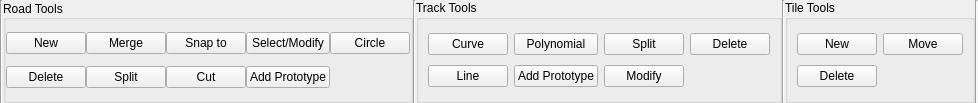
Before: the Qt Designer form src/OpenCOVER/DrivingSim/oddlot/src/gui/tools/TrackRibbon.ui in hlrs-vis/covise, drawn with Qt 5.
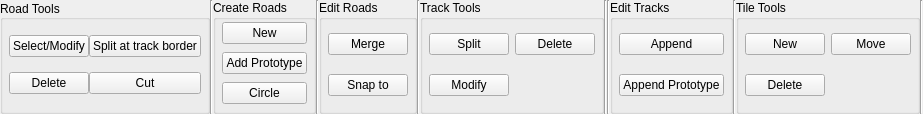
After: the same form once the commit is applied.

Commit message: ODDLOT: Remember project editor state, popup dialog box for parameter input (road link editor, type editor, track editor, lane editor, junction editor covered), bug fixes

Diff of the .ui file:
```diff
--- a/src/OpenCOVER/DrivingSim/oddlot/src/gui/tools/TrackRibbon.ui
+++ b/src/OpenCOVER/DrivingSim/oddlot/src/gui/tools/TrackRibbon.ui
@@ -7,7 +7,7 @@
     <x>0</x>
     <y>0</y>
     <width>915</width>
-    <height>103</height>
+    <height>114</height>
    </rect>
   </property>
   <property name="minimumSize">
@@ -35,13 +35,6 @@
    <property name="bottomMargin">
     <number>0</number>
    </property>
-   <item>
-    <widget class="Line" name="line_4">
-     <property name="orientation">
-      <enum>Qt::Vertical</enum>
-     </property>
-    </widget>
-   </item>
    <item>
     <widget class="QGroupBox" name="roadBox">
      <property name="sizePolicy">
@@ -64,16 +57,16 @@
      </property>
      <layout class="QGridLayout" name="gridLayout">
       <property name="leftMargin">
-       <number>0</number>
+       <number>6</number>
       </property>
       <property name="topMargin">
        <number>0</number>
       </property>
       <property name="rightMargin">
-       <number>0</number>
+       <number>6</number>
       </property>
       <property name="bottomMargin">
-       <number>0</number>
+       <number>2</number>
       </property>
       <property name="spacing">
        <number>0</number>
@@ -88,58 +81,6 @@
         </property>
        </widget>
       </item>
-      <item row="2" column="3">
-       <widget class="QPushButton" name="roadAddPrototype">
-        <property name="sizePolicy">
-         <sizepolicy hsizetype="Minimum" vsizetype="Preferred">
-          <horstretch>0</horstretch>
-          <verstretch>0</verstretch>
-         </sizepolicy>
-        </property>
-        <property name="text">
-         <string>Add Prototype</string>
-        </property>
-        <property name="checkable">
-         <bool>true</bool>
-        </property>
-       </widget>
-      </item>
-      <item row="0" column="2">
-       <widget class="QPushButton" name="roadSnap">
-        <property name="text">
-         <string>Snap to</string>
-        </property>
-        <property name="checkable">
-         <bool>true</bool>
-        </property>
-       </widget>
-      </item>
-      <item row="0" column="0">
-       <widget class="QPushButton" name="roadNew">
-        <property name="text">
-         <string>New</string>
-        </property>
-        <property name="checkable">
-         <bool>true</bool>
-        </property>
-       </widget>
-      </item>
-      <item row="0" column="1">
-       <widget class="QPushButton" name="roadMerge">
-        <property name="sizePolicy">
-         <sizepolicy hsizetype="Minimum" vsizetype="Preferred">
-          <horstretch>0</horstretch>
-          <verstretch>0</verstretch>
-         </sizepolicy>
-        </property>
-        <property name="text">
-         <string>Merge</string>
-        </property>
-        <property name="checkable">
-         <bool>true</bool>
-        </property>
-       </widget>
-      </item>
       <item row="2" column="0">
        <widget class="QPushButton" name="roadDelete">
         <property name="text">
@@ -150,7 +91,7 @@
         </property>
        </widget>
       </item>
-      <item row="0" column="3">
+      <item row="1" column="0">
        <widget class="QPushButton" name="roadModify">
         <property name="text">
          <string>Select/Modify</string>
@@ -160,28 +101,145 @@
         </property>
        </widget>
       </item>
-      <item row="2" column="1">
+      <item row="1" column="2">
        <widget class="QPushButton" name="roadSplit">
         <property name="text">
-         <string>Split</string>
+         <string>Split at track border</string>
         </property>
         <property name="checkable">
          <bool>true</bool>
         </property>
        </widget>
       </item>
-      <item row="0" column="4">
+     </layout>
+    </widget>
+   </item>
+   <item>
+    <widget class="Line" name="line_5">
+     <property name="orientation">
+      <enum>Qt::Vertical</enum>
+     </property>
+    </widget>
+   </item>
+   <item>
+    <widget class="QGroupBox" name="createRoadBox">
+     <property name="sizePolicy">
+      <sizepolicy hsizetype="Minimum" vsizetype="Preferred">
+       <horstretch>0</horstretch>
+       <verstretch>0</verstretch>
+      </sizepolicy>
+     </property>
+     <property name="title">
+      <string>Create Roads</string>
+     </property>
+     <layout class="QGridLayout" name="gridLayout_4">
+      <property name="leftMargin">
+       <number>6</number>
+      </property>
+      <property name="topMargin">
+       <number>0</number>
+      </property>
+      <property name="rightMargin">
+       <number>6</number>
+      </property>
+      <property name="bottomMargin">
+       <number>2</number>
+      </property>
+      <item row="1" column="0">
+       <widget class="QPushButton" name="roadNew">
+        <property name="text">
+         <string>New</string>
+        </property>
+        <property name="checkable">
+         <bool>true</bool>
+        </property>
+       </widget>
+      </item>
+      <item row="4" column="0">
        <widget class="QPushButton" name="roadCircle">
         <property name="text">
          <string>Circle</string>
         </property>
+        <property name="checkable">
+         <bool>true</bool>
+        </property>
        </widget>
       </item>
+      <item row="3" column="0">
+       <widget class="QPushButton" name="roadAddPrototype">
+        <property name="sizePolicy">
+         <sizepolicy hsizetype="Minimum" vsizetype="Fixed">
+          <horstretch>0</horstretch>
+          <verstretch>0</verstretch>
+         </sizepolicy>
+        </property>
+        <property name="text">
+         <string>Add Prototype</string>
+        </property>
+        <property name="checkable">
+         <bool>true</bool>
+        </property>
+       </widget>
+      </item>
      </layout>
     </widget>
    </item>
    <item>
-    <widget class="Line" name="line">
+    <widget class="Line" name="line_7">
+     <property name="orientation">
+      <enum>Qt::Vertical</enum>
+     </property>
+    </widget>
+   </item>
+   <item>
+    <widget class="QGroupBox" name="editRoadBox">
+     <property name="title">
+      <string>Edit Roads</string>
+     </property>
+     <layout class="QGridLayout" name="gridLayout_5">
+      <property name="leftMargin">
+       <number>6</number>
+      </property>
+      <property name="topMargin">
+       <number>0</number>
+      </property>
+      <property name="rightMargin">
+       <number>6</number>
+      </property>
+      <property name="bottomMargin">
+       <number>2</number>
+      </property>
+      <item row="1" column="0">
+       <widget class="QPushButton" name="roadSnap">
+        <property name="text">
+         <string>Snap to</string>
+        </property>
+        <property name="checkable">
+         <bool>true</bool>
+        </property>
+       </widget>
+      </item>
+      <item row="0" column="0">
+       <widget class="QPushButton" name="roadMerge">
+        <property name="sizePolicy">
+         <sizepolicy hsizetype="Minimum" vsizetype="Fixed">
+          <horstretch>0</horstretch>
+          <verstretch>0</verstretch>
+         </sizepolicy>
+        </property>
+        <property name="text">
+         <string>Merge</string>
+        </property>
+        <property name="checkable">
+         <bool>true</bool>
+        </property>
+       </widget>
+      </item>
+     </layout>
+    </widget>
+   </item>
+   <item>
+    <widget class="Line" name="line_4">
      <property name="orientation">
       <enum>Qt::Vertical</enum>
      </property>
@@ -199,27 +257,19 @@
       <string>Track Tools</string>
      </property>
      <layout class="QGridLayout" name="gridLayout_2">
-      <item row="0" column="0">
-       <widget class="QPushButton" name="trackNewCurve">
-        <property name="text">
-         <string>Curve</string>
-        </property>
-        <property name="checkable">
-         <bool>true</bool>
-        </property>
-       </widget>
-      </item>
+      <property name="leftMargin">
+       <number>6</number>
+      </property>
+      <property name="topMargin">
+       <number>0</number>
+      </property>
+      <property name="rightMargin">
+       <number>6</number>
+      </property>
+      <property name="bottomMargin">
+       <number>2</number>
+      </property>
       <item row="0" column="1">
-       <widget class="QPushButton" name="trackNewPoly">
-        <property name="text">
-         <string>Polynomial</string>
-        </property>
-        <property name="checkable">
-         <bool>true</bool>
-        </property>
-       </widget>
-      </item>
-      <item row="0" column="2">
        <widget class="QPushButton" name="trackSplit">
         <property name="text">
          <string>Split</string>
@@ -229,7 +279,7 @@
         </property>
        </widget>
       </item>
-      <item row="0" column="3">
+      <item row="0" column="2">
        <widget class="QPushButton" name="trackDelete">
         <property name="text">
          <string>Delete</string>
@@ -239,27 +289,7 @@
         </property>
        </widget>
       </item>
-      <item row="1" column="0">
-       <widget class="QPushButton" name="trackNewLine">
-        <property name="text">
-         <string>Line</string>
-        </property>
-        <property name="checkable">
-         <bool>true</bool>
-        </property>
-       </widget>
-      </item>
       <item row="1" column="1">
-       <widget class="QPushButton" name="trackAddPrototype">
-        <property name="text">
-         <string>Add Prototype</string>
-        </property>
-        <property name="checkable">
-         <bool>true</bool>
-        </property>
-       </widget>
-      </item>
-      <item row="1" column="2">
        <widget class="QPushButton" name="trackModify">
         <property name="text">
          <string>Modify</string>
@@ -272,6 +302,61 @@
      </layout>
     </widget>
    </item>
+   <item>
+    <widget class="Line" name="line">
+     <property name="orientation">
+      <enum>Qt::Vertical</enum>
+     </property>
+    </widget>
+   </item>
+   <item>
+    <widget class="Line" name="line_6">
+     <property name="orientation">
+      <enum>Qt::Vertical</enum>
+     </property>
+    </widget>
+   </item>
+   <item>
+    <widget class="QGroupBox" name="editTrackBox">
+     <property name="title">
+      <string>Edit Tracks</string>
+     </property>
+     <layout class="QGridLayout" name="gridLayout_6">
+      <property name="leftMargin">
+       <number>6</number>
+      </property>
+      <property name="topMargin">
+       <number>0</number>
+      </property>
+      <property name="rightMargin">
+       <number>6</number>
+      </property>
+      <property name="bottomMargin">
+       <number>2</number>
+      </property>
+      <item row="0" column="0">
+       <widget class="QPushButton" name="trackAppend">
+        <property name="text">
+         <string>Append</string>
+        </property>
+        <property name="checkable">
+         <bool>true</bool>
+        </property>
+       </widget>
+      </item>
+      <item row="1" column="0">
+       <widget class="QPushButton" name="trackAddPrototype">
+        <property name="text">
+         <string>Append Prototype</string>
+        </property>
+        <property name="checkable">
+         <bool>true</bool>
+        </property>
+       </widget>
+      </item>
+     </layout>
+    </widget>
+   </item>
    <item>
     <widget class="Line" name="line_2">
      <property name="orientation">
@@ -285,6 +370,18 @@
       <string>Tile Tools</string>
      </property>
      <layout class="QGridLayout" name="gridLayout_3">
+      <property name="leftMargin">
+       <number>6</number>
+      </property>
+      <property name="topMargin">
+       <number>0</number>
+      </property>
+      <property name="rightMargin">
+       <number>6</number>
+      </property>
+      <property name="bottomMargin">
+       <number>2</number>
+      </property>
       <item row="1" column="1">
        <widget class="QPushButton" name="tileMove">
         <property name="text">
@@ -323,7 +420,7 @@
      </property>
      <property name="sizeHint" stdset="0">
       <size>
-       <width>60</width>
+       <width>50</width>
        <height>20</height>
       </size>
      </property>
```
The commit also changes 111 other files.
